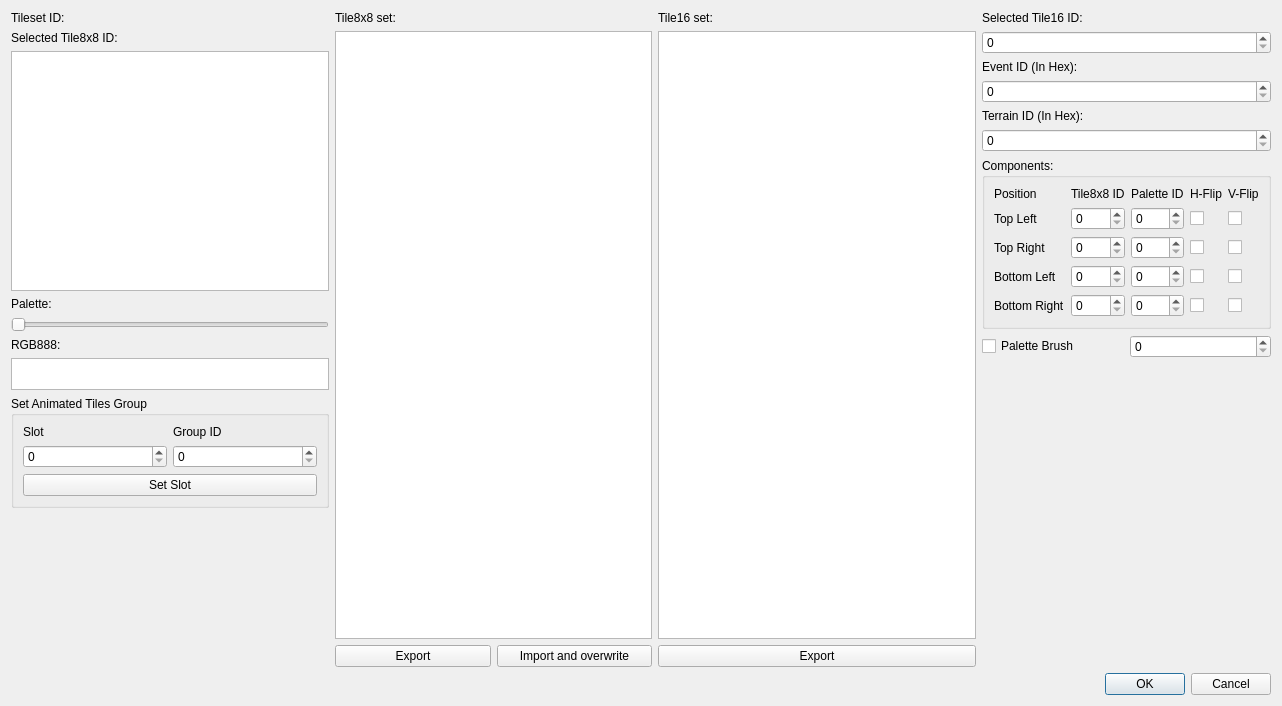
This is Dialog/TilesetEditDialog.ui in wario-land/WL4Editor as Qt 5 draws it before an edit. The edited form follows.
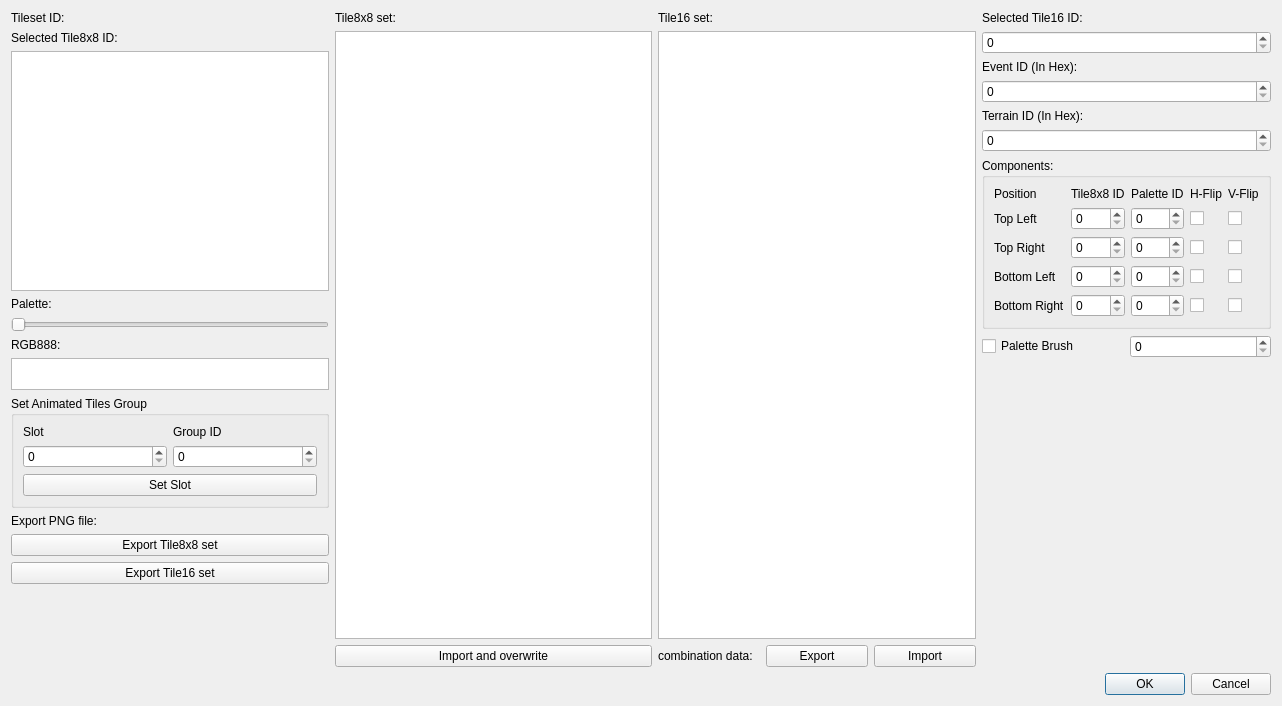
This is the edited form. Custom widgets are drawn as their Qt base class.

What changed in the file:
```diff
--- a/Dialog/TilesetEditDialog.ui
+++ b/Dialog/TilesetEditDialog.ui
@@ -151,6 +151,34 @@
          </layout>
         </widget>
        </item>
+       <item>
+        <layout class="QVBoxLayout" name="verticalLayout_7">
+         <property name="topMargin">
+          <number>0</number>
+         </property>
+         <item>
+          <widget class="QLabel" name="label_ExportPNG">
+           <property name="text">
+            <string>Export PNG file:</string>
+           </property>
+          </widget>
+         </item>
+         <item>
+          <widget class="QPushButton" name="pushButton_ExportTile8x8Map">
+           <property name="text">
+            <string>Export Tile8x8 set</string>
+           </property>
+          </widget>
+         </item>
+         <item>
+          <widget class="QPushButton" name="pushButton_ExportTile16Map">
+           <property name="text">
+            <string>Export Tile16 set</string>
+           </property>
+          </widget>
+         </item>
+        </layout>
+       </item>
        <item>
         <spacer name="verticalSpacer">
          <property name="orientation">
@@ -186,13 +214,6 @@
          <property name="topMargin">
           <number>0</number>
          </property>
-         <item>
-          <widget class="QPushButton" name="pushButton_ExportTile8x8Map">
-           <property name="text">
-            <string>Export</string>
-           </property>
-          </widget>
-         </item>
          <item>
           <widget class="QPushButton" name="pushButton_ImportTile8x8Graphic">
            <property name="text">
@@ -225,12 +246,26 @@
           <number>0</number>
          </property>
          <item>
-          <widget class="QPushButton" name="pushButton_ExportTile16Map">
+          <widget class="QLabel" name="label_Tile16Combination">
+           <property name="text">
+            <string>combination data:</string>
+           </property>
+          </widget>
+         </item>
+         <item>
+          <widget class="QPushButton" name="pushButton_ExportTile16sCombinationData">
            <property name="text">
             <string>Export</string>
            </property>
           </widget>
          </item>
+         <item>
+          <widget class="QPushButton" name="pushButton_ImportTile16sCombinationData">
+           <property name="text">
+            <string>Import</string>
+           </property>
+          </widget>
+         </item>
         </layout>
        </item>
       </layout>
```
